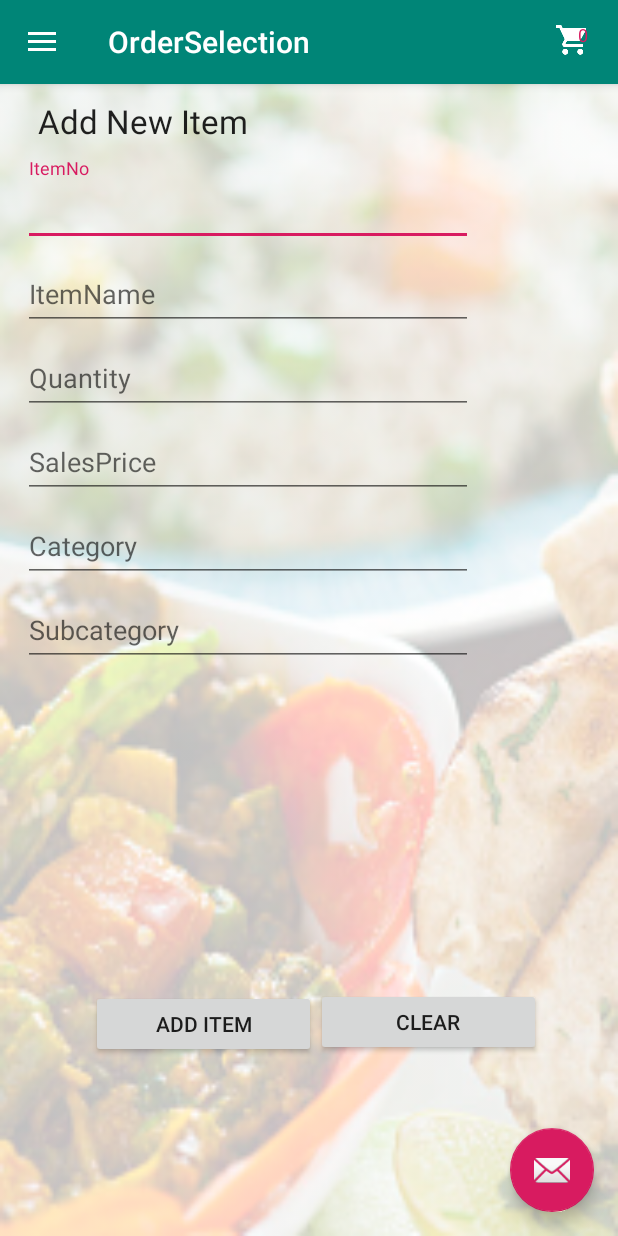
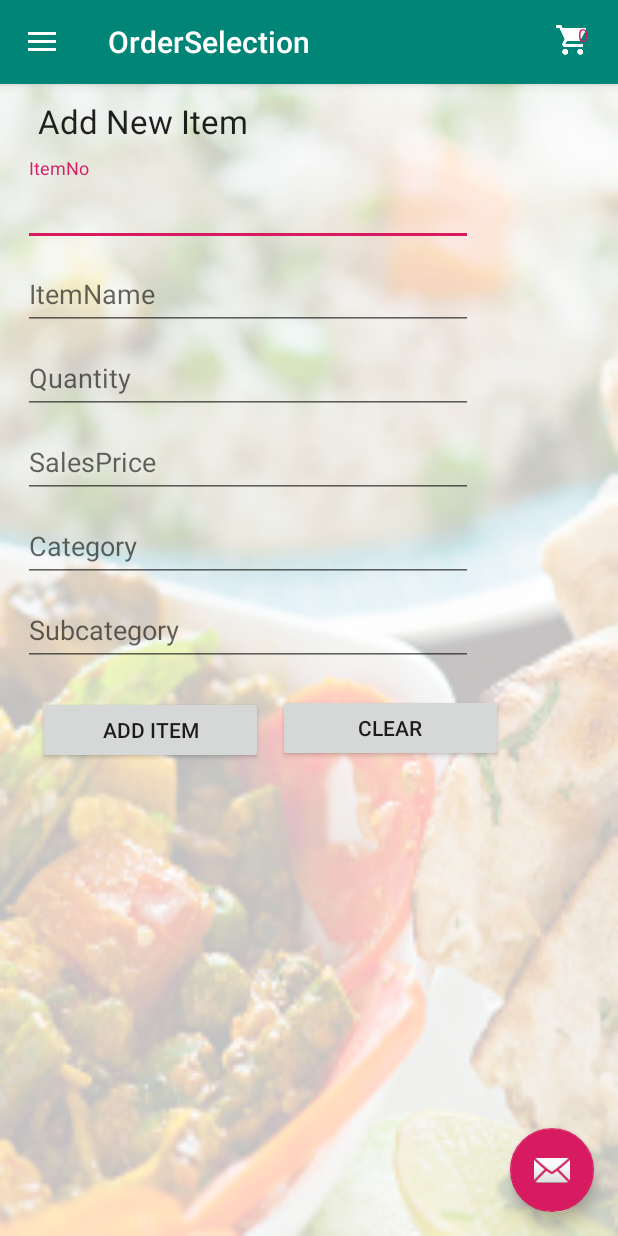
Before and after one commit to nirojeya/ResOrder, an Android app: the AddItemFragment screen opened directly, with no data from a screen before it, on a phone screen of 412 x 824 dp. Run offline under Robolectric (Android 15) with nearby library versions, the phone set to English and light mode, and no system bars.

Commit message:
create add item screen

```diff
--- a/app/src/main/res/layout/fragment_add_item.xml
+++ b/app/src/main/res/layout/fragment_add_item.xml
@@ -110,17 +110,15 @@
 
         <RelativeLayout
             android:layout_width="match_parent"
-            android:layout_height="wrap_content">
+            android:layout_height="wrap_content"
+            android:layout_marginTop="20dp">
 
 
         <Button
             android:id="@+id/addAItemButton"
             android:layout_width="150dp"
             android:layout_height="45dp"
-            android:layout_marginStart="45dp"
-            android:layout_marginTop="216dp"
-            android:paddingLeft="8dp"
-            android:paddingRight="8dp"
+            android:layout_marginStart="10dp"
             android:text="Add Item" />
 
         <Button
@@ -128,7 +126,8 @@
             android:layout_width="150dp"
             android:layout_height="45dp"
             android:text="clear"
-           android:layout_toEndOf="@+id/addAItemButton"
+            android:layout_marginStart="10dp"
+            android:layout_toEndOf="@+id/addAItemButton"
             android:layout_toRightOf="@+id/addAItemButton"
             android:layout_alignBaseline="@+id/addAItemButton"/>
 
```
